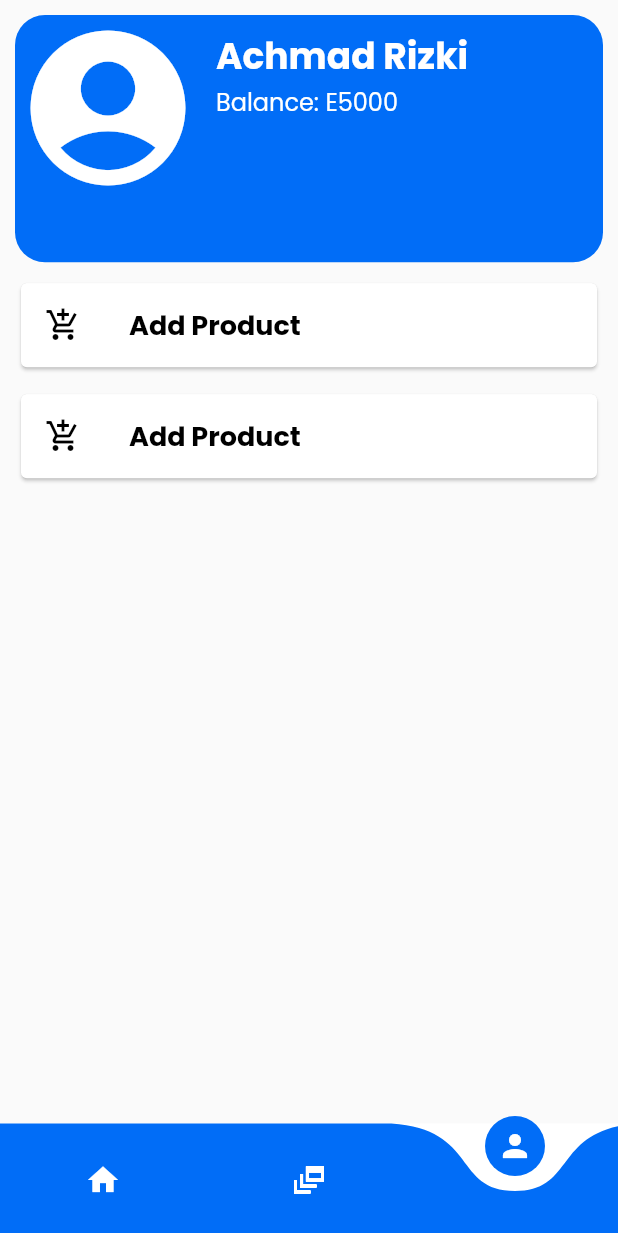
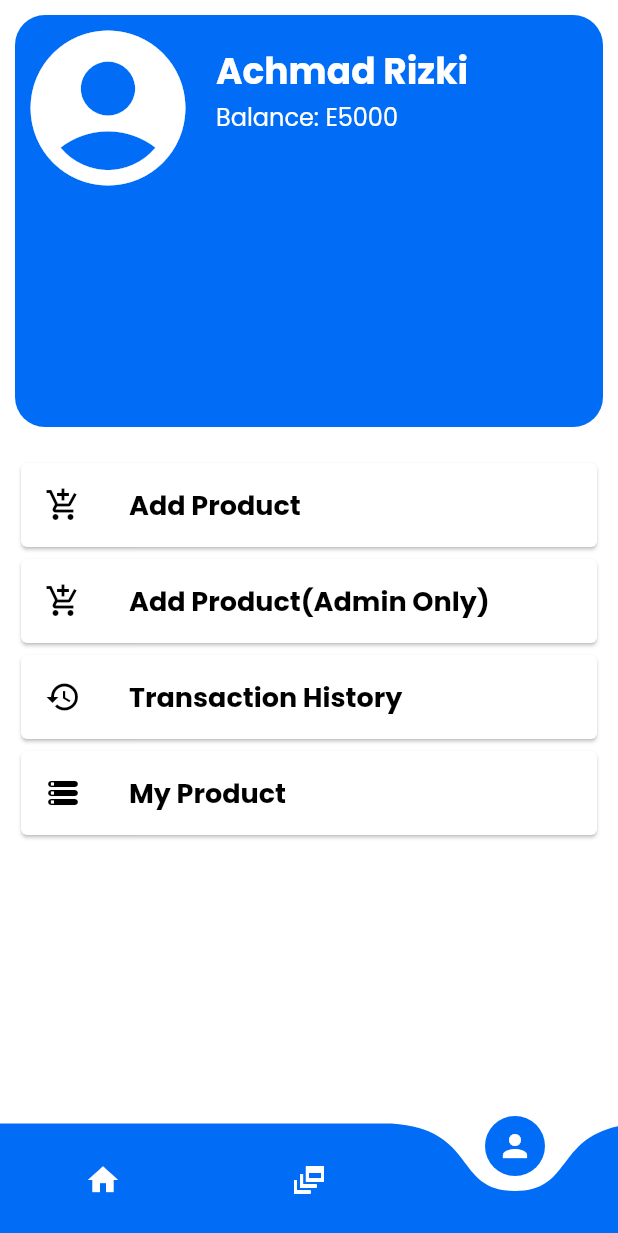
Before and after one commit to achmadrizkin/flutter_ecommerce, a Flutter app: the screen it shows after launch, item 3 of the bottom bar chosen, on a phone screen of 412 x 824 dp. Shown: the top 1233 px of the screen. Run offline on Flutter 3.47's test engine with Material 2 defaults, Android fonts, the phone set to English and light mode, and no system bars; drawn by our look-alikes of curved_navigation_bar; our stand-ins replace cloud_firestore, firebase_core, firebase_storage, image_picker; accounts and stored records are empty.

Commit message:
update userProfile

```diff
--- a/lib/ui/page-3/userProfile.dart
+++ b/lib/ui/page-3/userProfile.dart
@@ -1,9 +1,14 @@
 import 'package:flutter/material.dart';
+import 'package:flutter_ecommers/ui/page-3/addProduct.dart';
+import 'package:flutter_ecommers/ui/page-3/addProductAdmin.dart';
+import 'package:flutter_ecommers/ui/page-3/myproduct.dart';
+import 'package:flutter_ecommers/ui/page-3/transactionHistory.dart';
 
 class UserProfile extends StatelessWidget {
   @override
   Widget build(BuildContext context) {
     return Scaffold(
+      backgroundColor: Colors.white,
       body: SafeArea(
         child: Padding(
           padding: const EdgeInsets.all(10.0),
@@ -11,7 +16,7 @@ class UserProfile extends StatelessWidget {
             children: [
               Container(
                 width: double.infinity,
-                height: MediaQuery.of(context).size.height / 5,
+                height: MediaQuery.of(context).size.height / 3,
                 decoration: BoxDecoration(
                     color: Color(0xFF016DF7),
                     borderRadius: BorderRadius.circular(20.0)),
@@ -27,7 +32,7 @@ class UserProfile extends StatelessWidget {
                       ],
                     ),
                     Padding(
-                      padding: const EdgeInsets.only(left: 10.0, top: 10.0),
+                      padding: const EdgeInsets.only(left: 10.0, top: 20.0),
                       child: Column(
                         mainAxisAlignment: MainAxisAlignment.start,
                         crossAxisAlignment: CrossAxisAlignment.start,
@@ -48,8 +53,13 @@ class UserProfile extends StatelessWidget {
                   ],
                 ),
               ),
-              SizedBox(height: 10.0),
-              Card(
+              SizedBox(height: 20),
+              GestureDetector(
+                onTap: () {
+                  Navigator.of(context).push(
+                      MaterialPageRoute(builder: (context) => AddProduct()));
+                },
+                child: Card(
                   child: ListTile(
                       title: Text('Add Product',
                           style: TextStyle(
@@ -59,16 +69,58 @@ class UserProfile extends StatelessWidget {
                       leading: Icon(Icons.add_shopping_cart,
                           color: Colors.black, size: 24)),
                 ),
-              SizedBox(height: 10.0),
-              Card(
+              ),
+
+              //
+              GestureDetector(
+                onTap: () {
+                  Navigator.of(context).push(MaterialPageRoute(
+                      builder: (context) => AddProductAdmin()));
+                },
+                child: Card(
                   child: ListTile(
-                    title: Text('Add Product',
+                      title: Text('Add Product(Admin Only)',
                           style: TextStyle(
                               color: Colors.black,
                               fontFamily: 'PoppinsBold',
                               fontSize: 18)),
                       leading: Icon(Icons.add_shopping_cart,
                           color: Colors.black, size: 24)),
+                ),
+              ),
+
+              GestureDetector(
+                onTap: () {
+                  Navigator.of(context).push(MaterialPageRoute(
+                      builder: (context) => TransactionHistory()));
+                },
+                child: Card(
+                  child: ListTile(
+                      title: Text('Transaction History',
+                          style: TextStyle(
+                              color: Colors.black,
+                              fontFamily: 'PoppinsBold',
+                              fontSize: 18)),
+                      leading:
+                          Icon(Icons.history, color: Colors.black, size: 24)),
+                ),
+              ),
+
+              GestureDetector(
+                onTap: () {
+                  Navigator.of(context).push(
+                      MaterialPageRoute(builder: (context) => MyProduct()));
+                },
+                child: Card(
+                  child: ListTile(
+                      title: Text('My Product',
+                          style: TextStyle(
+                              color: Colors.black,
+                              fontFamily: 'PoppinsBold',
+                              fontSize: 18)),
+                      leading: Icon(Icons.storage_rounded,
+                          color: Colors.black, size: 24)),
+                ),
               ),
             ],
           ),
```
Lines whose indentation alone changed are shown as unchanged.
